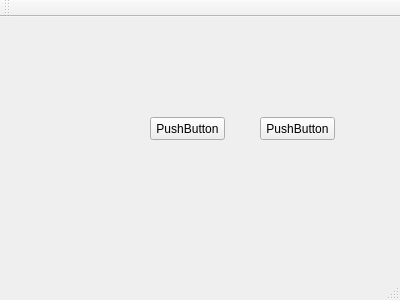
Charlessf3/Qtdemo1, file qt/untitled/mainwindow.ui: the form before one commit.
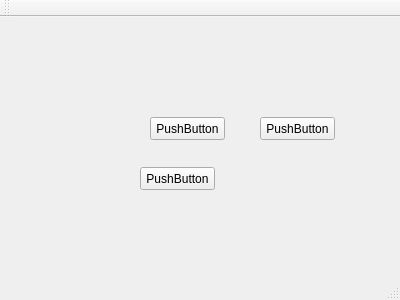
The form after the commit.

The edit to the form file:
```diff
--- a/qt/untitled/mainwindow.ui
+++ b/qt/untitled/mainwindow.ui
@@ -40,6 +40,19 @@
      <string>PushButton</string>
     </property>
    </widget>
+   <widget class="QPushButton" name="pushButton_3">
+    <property name="geometry">
+     <rect>
+      <x>140</x>
+      <y>150</y>
+      <width>75</width>
+      <height>23</height>
+     </rect>
+    </property>
+    <property name="text">
+     <string>PushButton</string>
+    </property>
+   </widget>
   </widget>
   <widget class="QMenuBar" name="menuBar">
    <property name="geometry">
```
